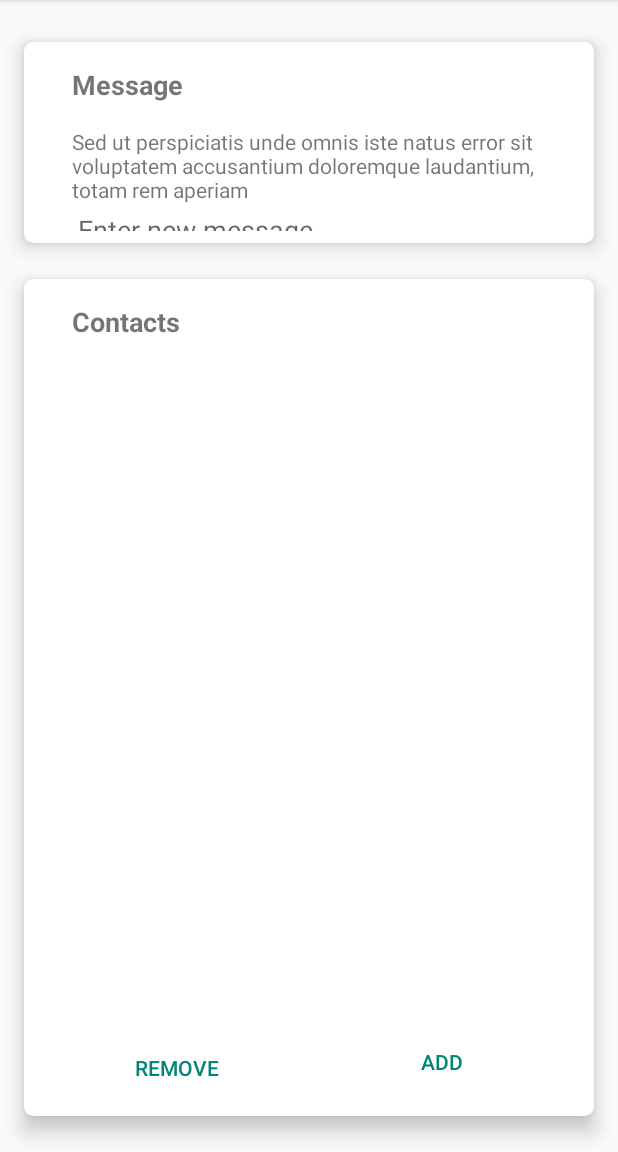
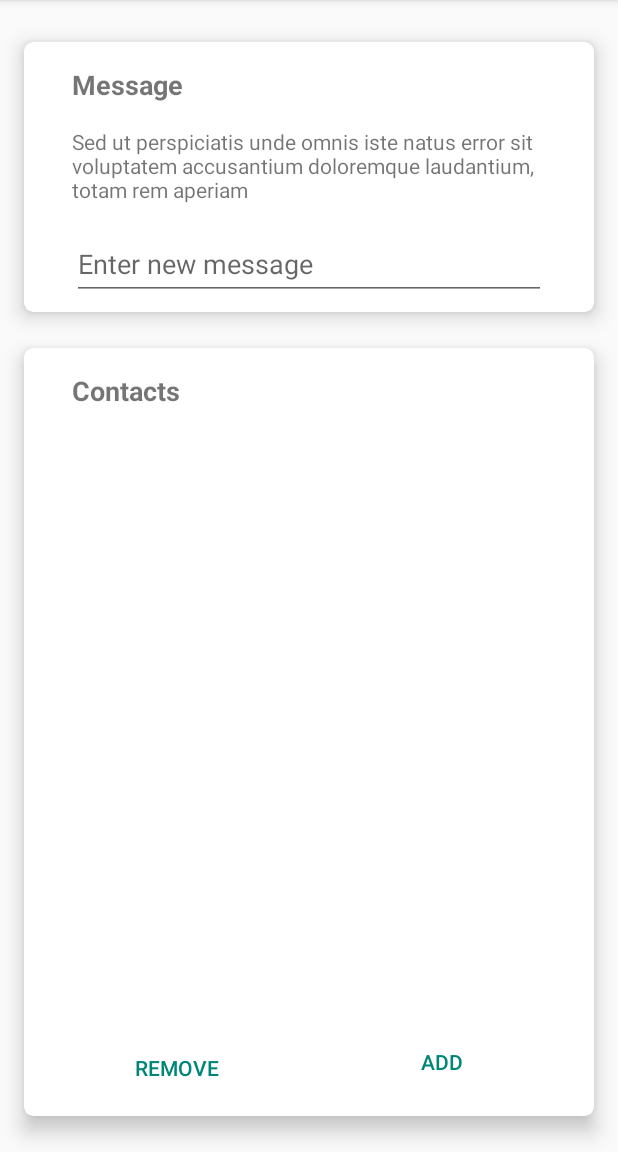
Before and after one commit to dariomolina93/Alerta, an Android app: the fragment Settings shown on its own in the app's theme, after a tap on "EDIT", on a phone screen of 412 x 824 dp, the part 84-1236 px from its top. Run offline under Robolectric (Android 15) with nearby library versions, the phone set to English and light mode, and no system bars; our stand-ins replace AdMob.

Commit message:
Fixed a bug with the edit button not showing the edit text view. If a message has not been set by the user, then the default message is sent. In addition, the custom message the user enter is now used when sending text messages.

```diff
--- a/app/src/main/res/layout/settings.xml
+++ b/app/src/main/res/layout/settings.xml
@@ -73,7 +73,7 @@
             <android.support.design.widget.TextInputLayout
                 android:id="@+id/input_message_layout"
                 android:layout_width="0dp"
-                android:layout_height="10dp"
+                android:layout_height="wrap_content"
                 android:layout_marginTop="8dp"
                 android:layout_marginEnd="32dp"
                 android:layout_marginRight="32dp"
```
Also changed, not shown: app/src/main/java/com/example/dariomolina/alerta/Fragments/Home.java (+8 -1 lines).
